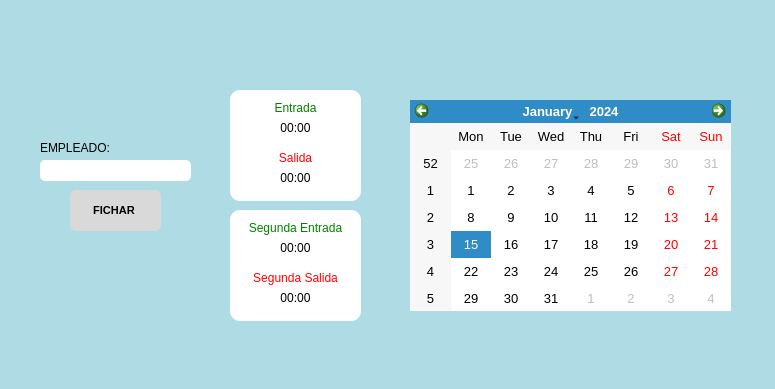
This is screens_ui/fichaje_Window.ui in belltrox/Fichaje_Empleados as Qt 5 draws it before an edit. The edited form follows.
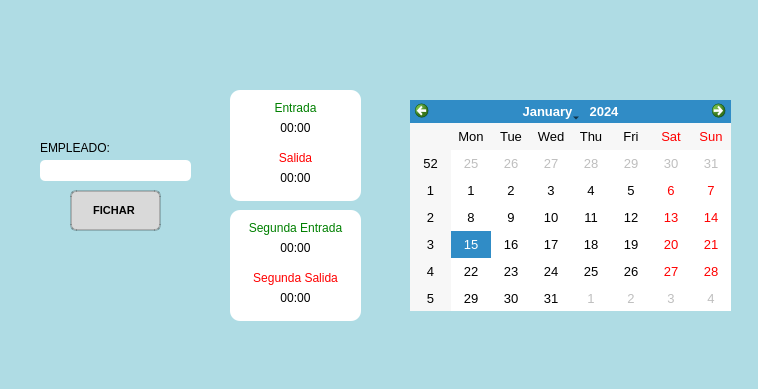
This is the edited form. Icons and pictures are not drawn.

```diff
--- a/screens_ui/fichaje_Window.ui
+++ b/screens_ui/fichaje_Window.ui
@@ -6,7 +6,7 @@
    <rect>
     <x>0</x>
     <y>0</y>
-    <width>775</width>
+    <width>758</width>
     <height>389</height>
    </rect>
   </property>
@@ -98,9 +98,10 @@
      </font>
     </property>
     <property name="styleSheet">
-     <string notr="true">background-color:#d9d9d9 ;
+     <string notr="true">background-color: #d9d9d9;
 border-radius: 6px;
-padding: 5px;</string>
+padding: 5px;
+border: 2px solid rgba(0, 0, 0, 0.2);</string>
     </property>
     <property name="text">
      <string>FICHAR </string>
```
Left out of the diff: 29 changed lines with no effect on the pictures.
